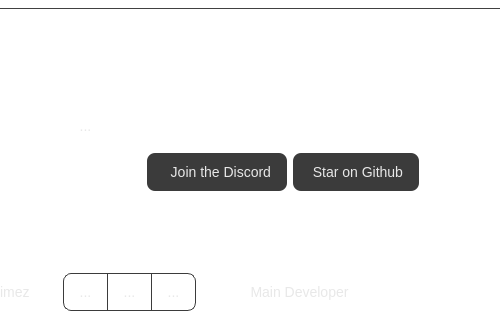
Old version of the form src/qt/mainwindow.ui in the repository leminlimez/Nugget; both pictures show x 411 to 911 and y 108 to 428 of the 1000 by 600 pixel window.
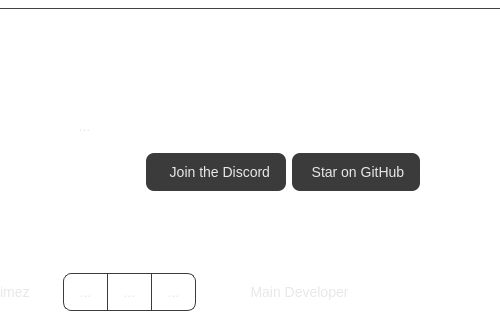
New version of the form. Icons and pictures are not drawn.

Commit message: Replace “Github” with “GitHub”

Patch:
```diff
--- a/src/qt/mainwindow.ui
+++ b/src/qt/mainwindow.ui
@@ -1145,7 +1145,7 @@
                          <cursorShape>PointingHandCursor</cursorShape>
                         </property>
                         <property name="text">
-                         <string> Star on Github</string>
+                         <string> Star on GitHub</string>
                         </property>
                         <property name="icon">
                          <iconset resource="resources.qrc">
```
The commit also changes 1 other file.
